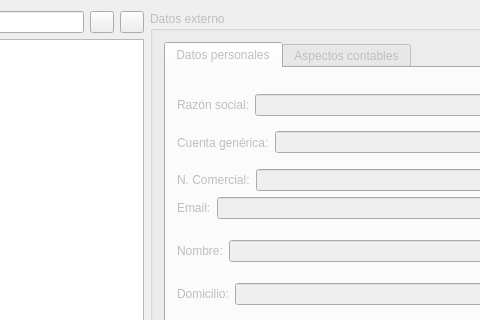
Qt form externos.ui (DIBOSAJM/keme) before a commit; both pictures show x 217 to 697 and y 0 to 320 of the 1100 by 692 pixel window.
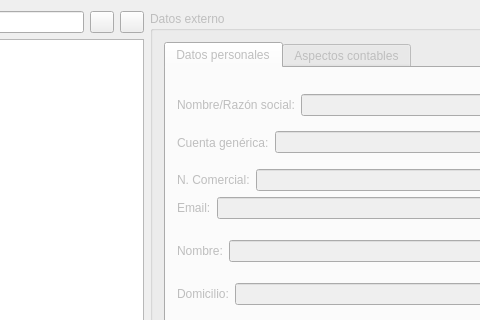
The same form after that commit. Icons and pictures are not drawn.

What changed in the file:
```diff
--- a/externos.ui
+++ b/externos.ui
@@ -160,7 +160,7 @@
                   <item>
                    <widget class="QLabel" name="TextLabel2">
                     <property name="text">
-                     <string>Razón social:</string>
+                     <string>Nombre/Razón social:</string>
                     </property>
                     <property name="wordWrap">
                      <bool>false</bool>
```
Left out of the diff: 24 changed lines with no effect on the pictures.
